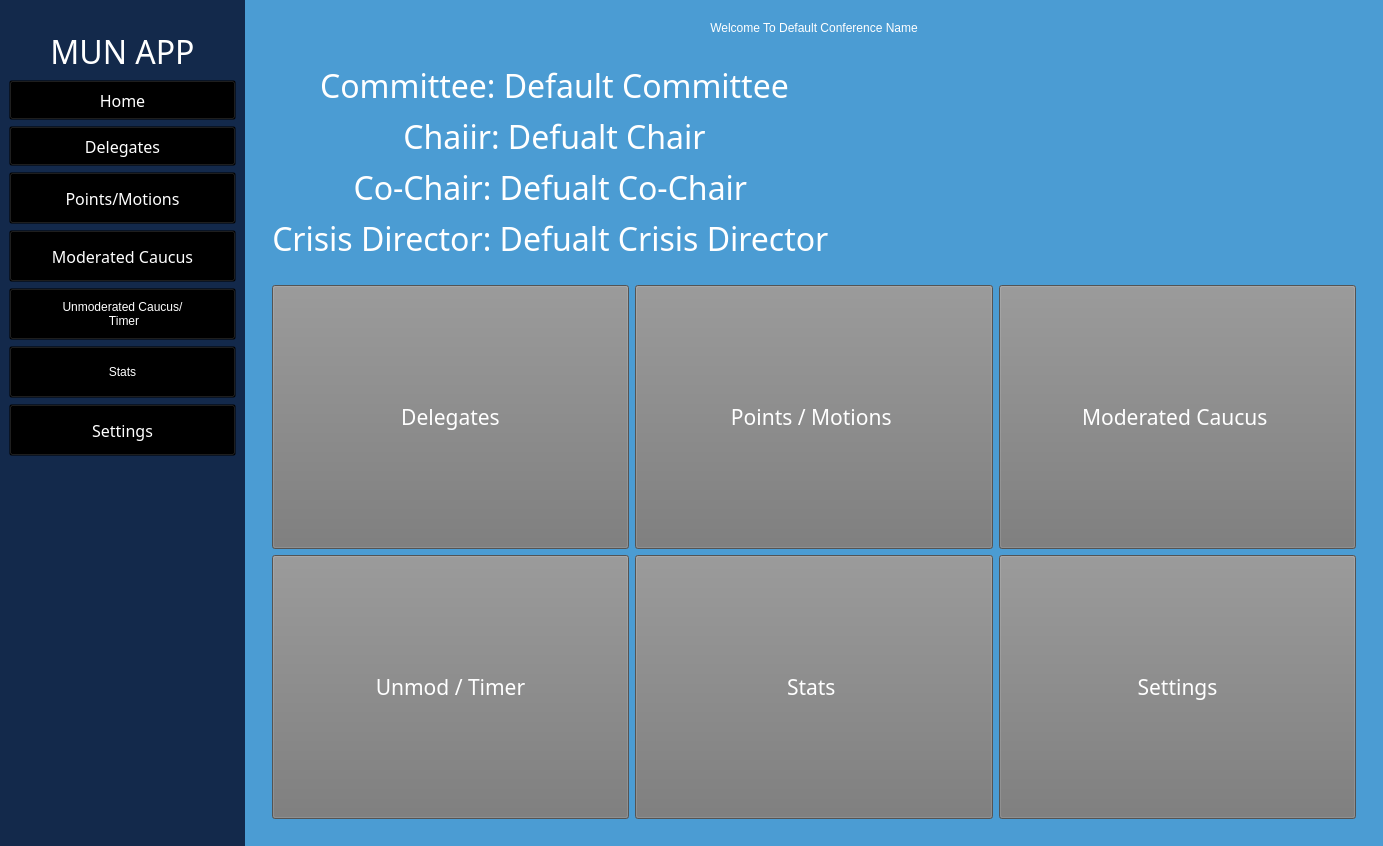
Qt form mun_app_ui.ui (mkirby528/Run-MUN) before a commit.
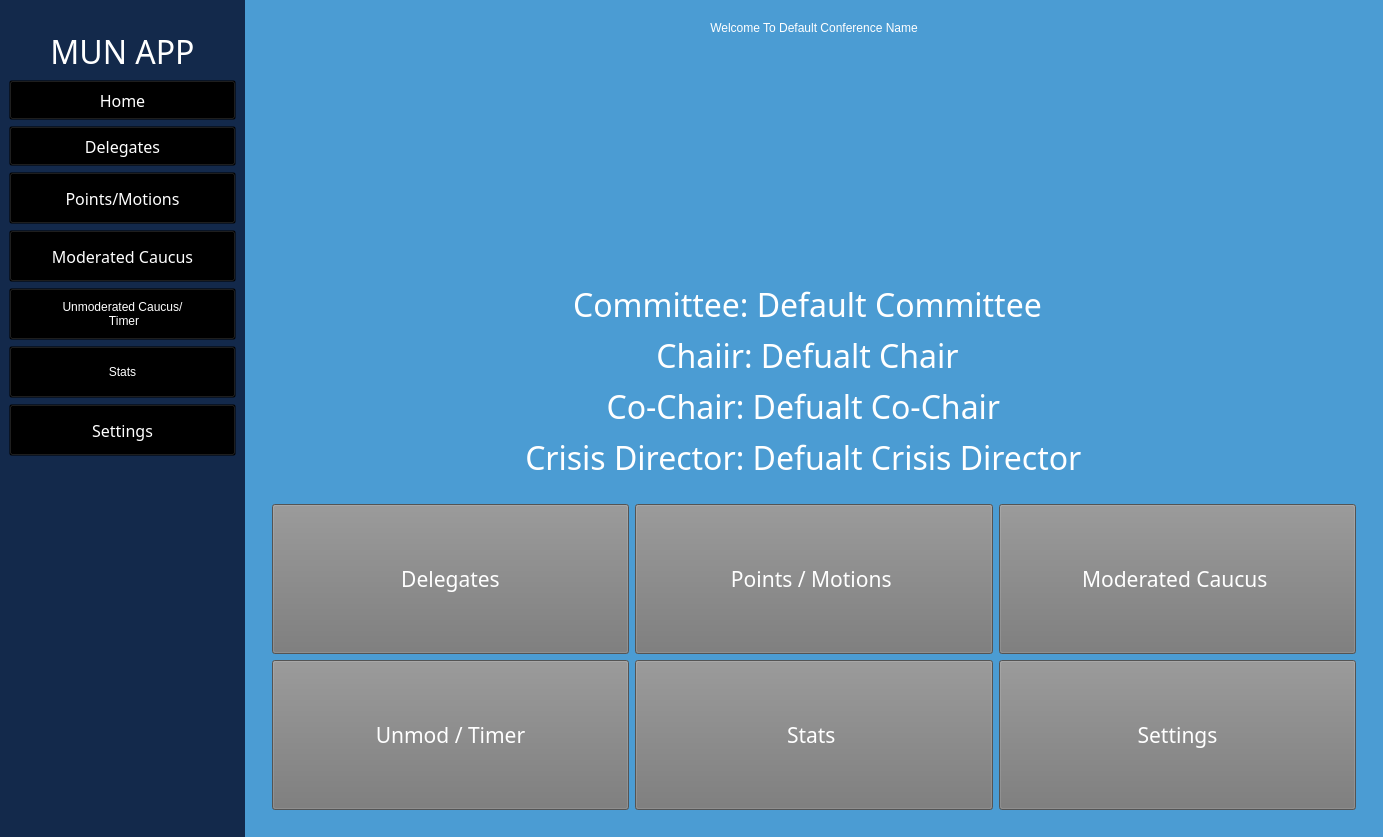
The same form after that commit. The open tabs and pages were chosen to show the change. Icons and pictures are not drawn.

Commit message: remove image settings on settings page

```diff
--- a/mun_app_ui.ui
+++ b/mun_app_ui.ui
@@ -7,7 +7,7 @@
     <x>0</x>
     <y>0</y>
     <width>1383</width>
-    <height>846</height>
+    <height>837</height>
    </rect>
   </property>
   <property name="sizePolicy">
@@ -691,7 +691,7 @@
              <property name="geometry">
               <rect>
                <x>0</x>
-               <y>-6</y>
+               <y>0</y>
                <width>1190</width>
                <height>830</height>
               </rect>
@@ -702,6 +702,12 @@
              <layout class="QGridLayout" name="gridLayout_10">
               <item row="0" column="0" colspan="2">
                <widget class="QLabel" name="welcome_to_conference_label">
+                <property name="sizePolicy">
+                 <sizepolicy hsizetype="Expanding" vsizetype="Expanding">
+                  <horstretch>0</horstretch>
+                  <verstretch>0</verstretch>
+                 </sizepolicy>
+                </property>
                 <property name="frameShape">
                  <enum>QFrame::NoFrame</enum>
                 </property>
@@ -1068,6 +1074,12 @@
                  </item>
                  <item>
                   <widget class="QLabel" name="home_chair_label">
+                   <property name="sizePolicy">
+                    <sizepolicy hsizetype="Expanding" vsizetype="Preferred">
+                     <horstretch>0</horstretch>
+                     <verstretch>0</verstretch>
+                    </sizepolicy>
+                   </property>
                    <property name="font">
                     <font>
                      <family>Arial Black</family>
```
Left out of the diff: 15 changed lines with no effect on the pictures. The commit also changes 1 other file.
